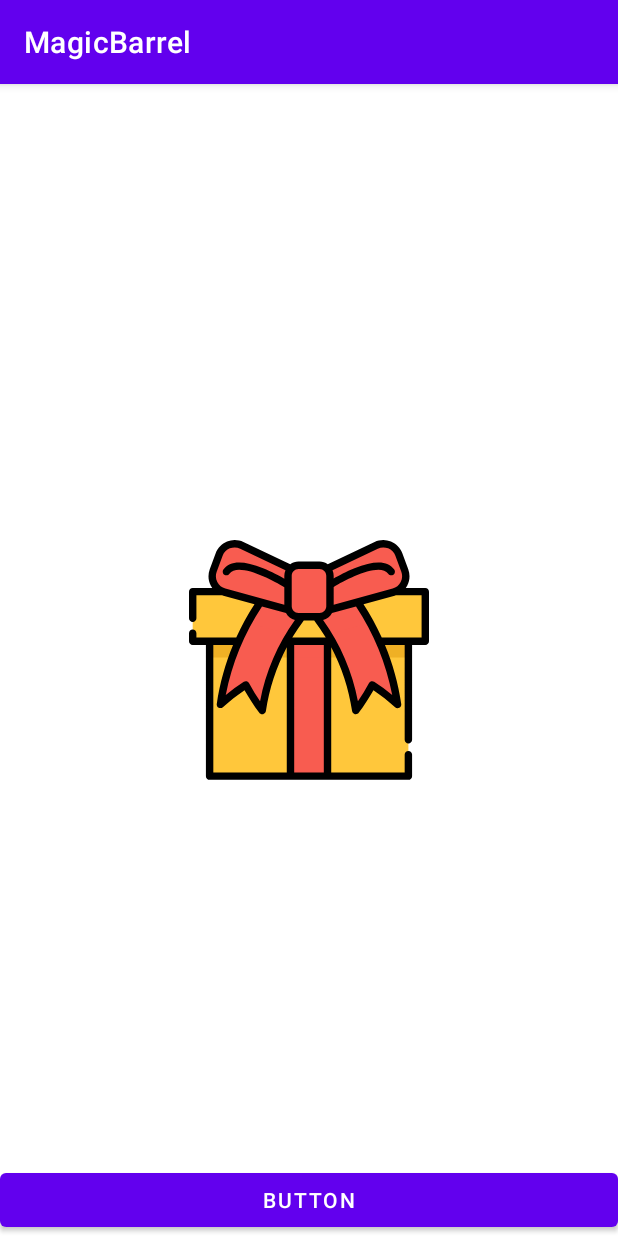
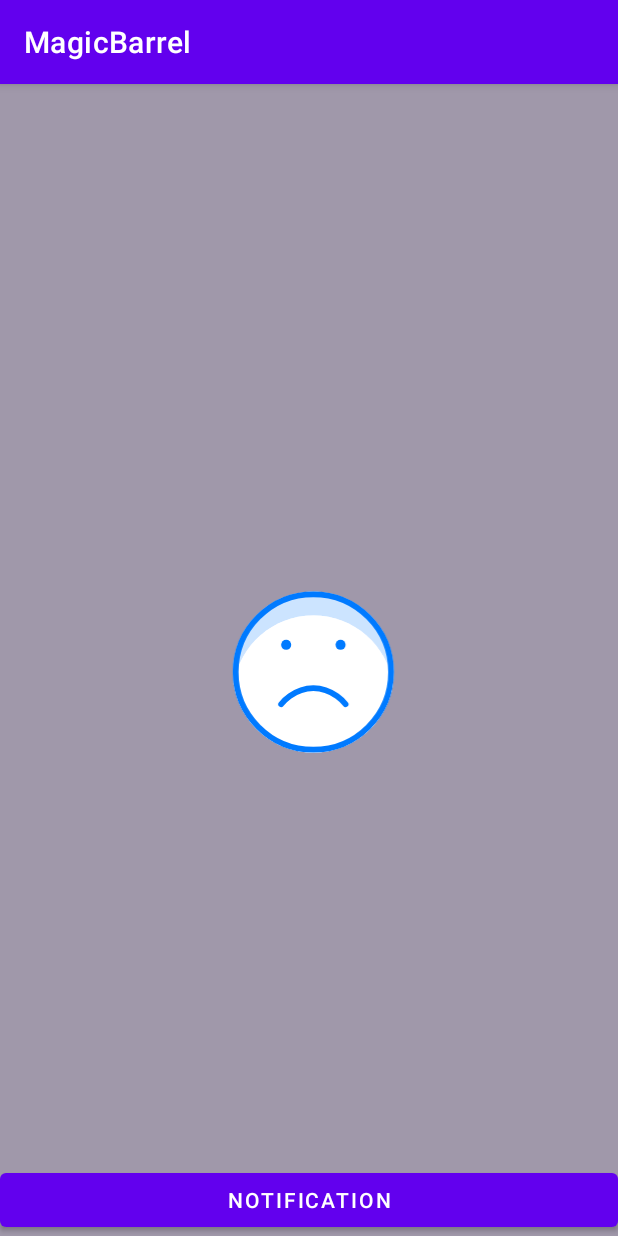
Before and after one commit to Goncharov01/BoxGame_NotificationFireBase, an Android app: the screen it shows after launch (MainActivity), after a tap on an icon or button, on a phone screen of 412 x 824 dp. Run offline under Robolectric (Android 15) with nearby library versions, the phone set to English and light mode, and no system bars.

```diff
--- a/app/src/main/java/com/example/magicbarrel/MainActivity.kt
+++ b/app/src/main/java/com/example/magicbarrel/MainActivity.kt
@@ -61,25 +61,6 @@ class MainActivity : AppCompatActivity() {
 
         })
 
-        barrel.setOnClickListener(View.OnClickListener {
-            choose_group.visibility = View.GONE
-            win.visibility = View.VISIBLE
-            Toast.makeText(this, "win", Toast.LENGTH_SHORT).show()
-
-        })
-
-        barrel2.setOnClickListener(View.OnClickListener {
-            choose_group.visibility = View.GONE
-            lose.visibility = View.VISIBLE
-
-        })
-
-        barrel3.setOnClickListener(View.OnClickListener {
-            choose_group.visibility = View.GONE
-            lose.visibility = View.VISIBLE
-
-        })
-
         win.setOnClickListener(View.OnClickListener {
 
             choose_group.visibility = View.VISIBLE
@@ -98,4 +79,20 @@ class MainActivity : AppCompatActivity() {
 
     }
 
+    fun click(v: View) {
+
+        if (Math.random() <= 0.40) {
+            choose_group.visibility = View.GONE
+            win.visibility = View.VISIBLE
+            Toast.makeText(this, "win", Toast.LENGTH_SHORT).show()
+
+        } else {
+
+            choose_group.visibility = View.GONE
+            lose.visibility = View.VISIBLE
+            Toast.makeText(this, "lose", Toast.LENGTH_SHORT).show()
+
+        }
+    }
+
 }
--- a/app/src/main/res/layout/activity_main.xml
+++ b/app/src/main/res/layout/activity_main.xml
@@ -4,13 +4,15 @@
     xmlns:tools="http://schemas.android.com/tools"
     android:layout_width="match_parent"
     android:layout_height="match_parent"
+    android:background="@color/Gray"
     tools:context=".MainActivity">
 
     <ImageView
         android:id="@+id/barrel"
-        android:layout_width="142dp"
-        android:layout_height="136dp"
+        android:layout_width="150dp"
+        android:layout_height="150dp"
         android:layout_marginTop="121dp"
+        android:onClick="click"
         app:layout_constraintEnd_toEndOf="parent"
         app:layout_constraintStart_toStartOf="parent"
         app:layout_constraintTop_toTopOf="parent"
@@ -19,12 +21,9 @@
 
     <ImageView
         android:id="@+id/barrel2"
-        android:layout_width="146dp"
-        android:layout_height="140dp"
-        android:layout_marginStart="4dp"
-        android:layout_marginLeft="4dp"
-        android:layout_marginEnd="11dp"
-        android:layout_marginRight="11dp"
+        android:layout_width="150dp"
+        android:layout_height="150dp"
+        android:onClick="click"
         app:layout_constraintEnd_toStartOf="@+id/barrel3"
         app:layout_constraintStart_toStartOf="parent"
         app:layout_constraintTop_toTopOf="@+id/barrel3"
@@ -33,10 +32,9 @@
 
     <ImageView
         android:id="@+id/barrel3"
-        android:layout_width="147dp"
-        android:layout_height="143dp"
-        android:layout_marginTop="238dp"
-        android:layout_marginBottom="236dp"
+        android:layout_width="150dp"
+        android:layout_height="150dp"
+        android:onClick="click"
         app:layout_constraintBottom_toBottomOf="parent"
         app:layout_constraintEnd_toEndOf="parent"
         app:layout_constraintStart_toEndOf="@+id/barrel2"
@@ -79,7 +77,7 @@
         android:id="@+id/buttonNotify"
         android:layout_width="0dp"
         android:layout_height="wrap_content"
-        android:text="Button"
+        android:text="Notification"
         app:layout_constraintBottom_toBottomOf="parent"
         app:layout_constraintEnd_toEndOf="parent"
         app:layout_constraintHorizontal_bias="0.0"
--- a/app/src/main/res/values/colors.xml
+++ b/app/src/main/res/values/colors.xml
@@ -1,6 +1,7 @@
 <?xml version="1.0" encoding="utf-8"?>
 <resources>
     <color name="purple_200">#FFBB86FC</color>
+    <color name="Gray">#A098AA</color>
     <color name="purple_500">#FF6200EE</color>
     <color name="purple_700">#FF3700B3</color>
     <color name="teal_200">#FF03DAC5</color>
```
Also changed, not shown: app/src/main/res/layout/activity_second.xml (+11 -0 lines).
